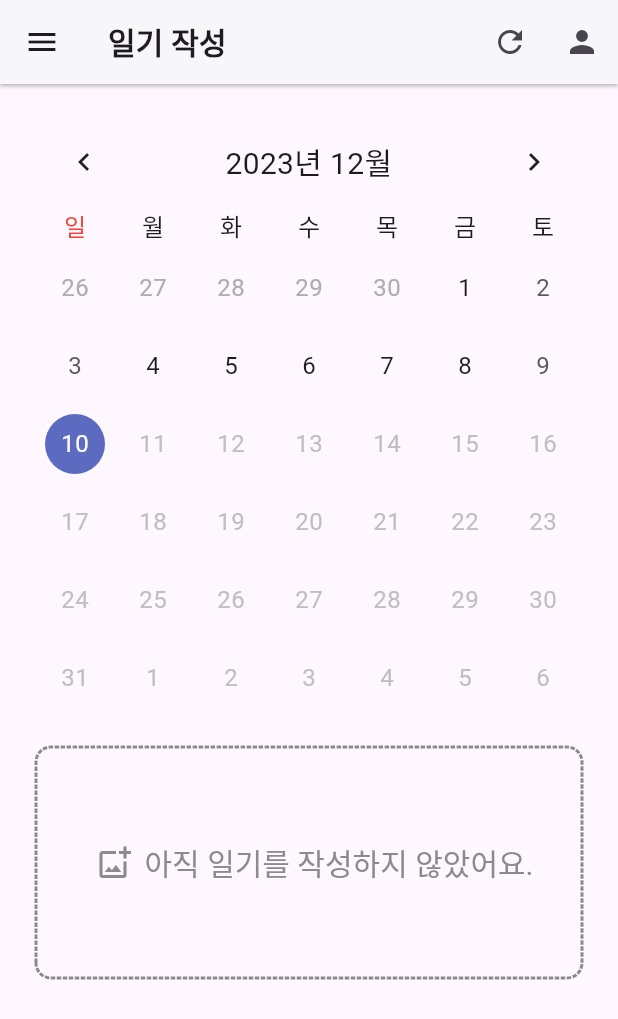
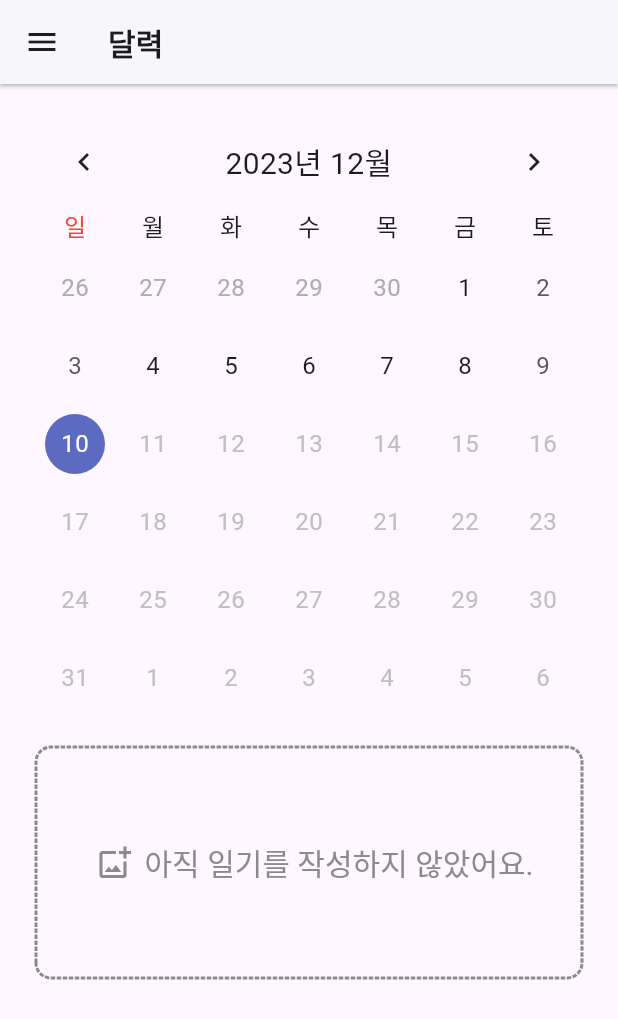
Before and after one commit to yyy5044/FlutterTeamProject, a Flutter app: the screen it shows after launch, on a phone screen of 412 x 824 dp. Shown: the top 1019 px of the screen. Run offline on Flutter 3.47's test engine with Material 3 defaults, Android fonts, the phone set to English and light mode, and no system bars; drawn by our look-alikes of dotted_border, table_calendar; our stand-ins replace cloud_firestore, firebase_auth, firebase_core, firebase_storage, flutter_riverpod, image_picker and 2 more; accounts and stored records are empty; Roboto replaces fonts that are missing (YourPrimaryFont).

Commit message:
타이틀 수정

```diff
--- a/lib/feature/main_page/main_page.dart
+++ b/lib/feature/main_page/main_page.dart
@@ -115,38 +115,38 @@ class _MainPageState extends ConsumerState<MainPage> {
       resizeToAvoidBottomInset: false,
       appBar: AppBar(
         title: Text(
-          '일기 작성',
+          '달력',
           style: Theme.of(context).textTheme.titleSmall,
         ),
-        actions: [
-          IconButton(
-              onPressed: () {
-                loadEventsFromFirestore();
-              },
-              icon: Icon(Icons.refresh)),
-          if (currentUser != null) // 로그인 상태일 경우
-            IconButton(
-              icon: Icon(Icons.logout),
-              onPressed: () async {
-                await FirebaseAuth.instance.signOut(); // 로그아웃
-                // 로그아웃 시 데이터 초기화하도록 기능 동작
-                setState(() {
-                  events.clear();
-                  currentUser = null;
-                });
-              },
-            )
-          else // 로그인 상태가 아닐 경우
-            IconButton(
-              icon: Icon(Icons.person),
-              onPressed: () {
-                Navigator.push(
-                  context,
-                  MaterialPageRoute(builder: (context) => LoginPage()),
-                );
-              },
-            ),
-        ],
+        // actions: [
+        //   IconButton(
+        //       onPressed: () {
+        //         loadEventsFromFirestore();
+        //       },
+        //       icon: Icon(Icons.refresh)),
+        //   if (currentUser != null) // 로그인 상태일 경우
+        //     IconButton(
+        //       icon: Icon(Icons.logout),
+        //       onPressed: () async {
+        //         await FirebaseAuth.instance.signOut(); // 로그아웃
+        //         // 로그아웃 시 데이터 초기화하도록 기능 동작
+        //         setState(() {
+        //           events.clear();
+        //           currentUser = null;
+        //         });
+        //       },
+        //     )
+        //   else // 로그인 상태가 아닐 경우
+        //     IconButton(
+        //       icon: Icon(Icons.person),
+        //       onPressed: () {
+        //         Navigator.push(
+        //           context,
+        //           MaterialPageRoute(builder: (context) => LoginPage()),
+        //         );
+        //       },
+        //     ),
+        // ],
         backgroundColor: Colors.white,
         elevation: 1,
         shadowColor: Colors.black,
```
